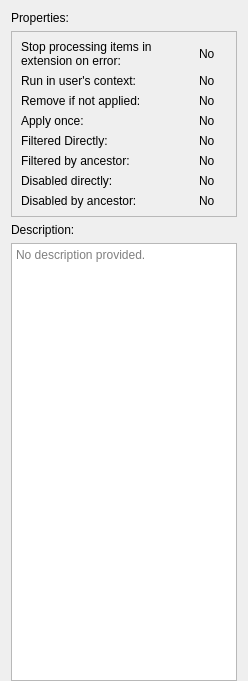
The window that src/plugins/preferences/common/propertieswidget.ui (august-alt/gpui) describes before a commit, drawn with Qt 5.
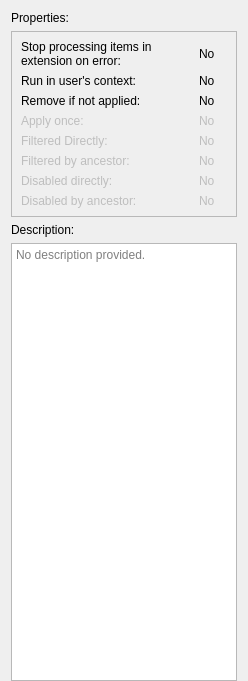
The same window after the commit.

```diff
--- a/src/plugins/preferences/common/propertieswidget.ui
+++ b/src/plugins/preferences/common/propertieswidget.ui
@@ -26,6 +26,9 @@
    </item>
    <item>
     <widget class="QFrame" name="propertiesFrame">
+     <property name="enabled">
+      <bool>true</bool>
+     </property>
      <property name="frameShape">
       <enum>QFrame::StyledPanel</enum>
      </property>
@@ -128,6 +131,9 @@
       </item>
       <item row="3" column="0">
        <widget class="QLabel" name="applyOnceLabel">
+        <property name="enabled">
+         <bool>false</bool>
+        </property>
         <property name="sizePolicy">
          <sizepolicy hsizetype="Preferred" vsizetype="Preferred">
           <horstretch>6</horstretch>
@@ -144,6 +150,9 @@
       </item>
       <item row="3" column="1">
        <widget class="QLabel" name="applyOnceStatusLabel">
+        <property name="enabled">
+         <bool>false</bool>
+        </property>
         <property name="sizePolicy">
          <sizepolicy hsizetype="Preferred" vsizetype="Preferred">
           <horstretch>1</horstretch>
@@ -157,6 +166,9 @@
       </item>
       <item row="4" column="0">
        <widget class="QLabel" name="filteredDirectlyLabel">
+        <property name="enabled">
+         <bool>false</bool>
+        </property>
         <property name="sizePolicy">
          <sizepolicy hsizetype="Preferred" vsizetype="Preferred">
           <horstretch>6</horstretch>
@@ -173,6 +185,9 @@
       </item>
       <item row="4" column="1">
        <widget class="QLabel" name="filteredDirectlyStatusLabel">
+        <property name="enabled">
+         <bool>false</bool>
+        </property>
         <property name="sizePolicy">
          <sizepolicy hsizetype="Preferred" vsizetype="Preferred">
           <horstretch>1</horstretch>
@@ -186,6 +201,9 @@
       </item>
       <item row="5" column="0">
        <widget class="QLabel" name="filteredByAncestorLabel">
+        <property name="enabled">
+         <bool>false</bool>
+        </property>
         <property name="sizePolicy">
          <sizepolicy hsizetype="Preferred" vsizetype="Preferred">
           <horstretch>6</horstretch>
@@ -202,6 +220,9 @@
       </item>
       <item row="5" column="1">
        <widget class="QLabel" name="filteredByAncestorStatusLabel">
+        <property name="enabled">
+         <bool>false</bool>
+        </property>
         <property name="sizePolicy">
          <sizepolicy hsizetype="Preferred" vsizetype="Preferred">
           <horstretch>1</horstretch>
@@ -215,6 +236,9 @@
       </item>
       <item row="6" column="0">
        <widget class="QLabel" name="disabledDirectlyLabel">
+        <property name="enabled">
+         <bool>false</bool>
+        </property>
         <property name="sizePolicy">
          <sizepolicy hsizetype="Preferred" vsizetype="Preferred">
           <horstretch>6</horstretch>
@@ -231,6 +255,9 @@
       </item>
       <item row="6" column="1">
        <widget class="QLabel" name="disabledDirectlyStatusLabel">
+        <property name="enabled">
+         <bool>false</bool>
+        </property>
         <property name="sizePolicy">
          <sizepolicy hsizetype="Preferred" vsizetype="Preferred">
           <horstretch>1</horstretch>
@@ -244,6 +271,9 @@
       </item>
       <item row="7" column="0">
        <widget class="QLabel" name="disabledByAncestorLabel">
+        <property name="enabled">
+         <bool>false</bool>
+        </property>
         <property name="sizePolicy">
          <sizepolicy hsizetype="Preferred" vsizetype="Preferred">
           <horstretch>6</horstretch>
@@ -260,6 +290,9 @@
       </item>
       <item row="7" column="1">
        <widget class="QLabel" name="disabledByAncestorStatusLabel">
+        <property name="enabled">
+         <bool>false</bool>
+        </property>
         <property name="sizePolicy">
          <sizepolicy hsizetype="Preferred" vsizetype="Preferred">
           <horstretch>1</horstretch>
```
